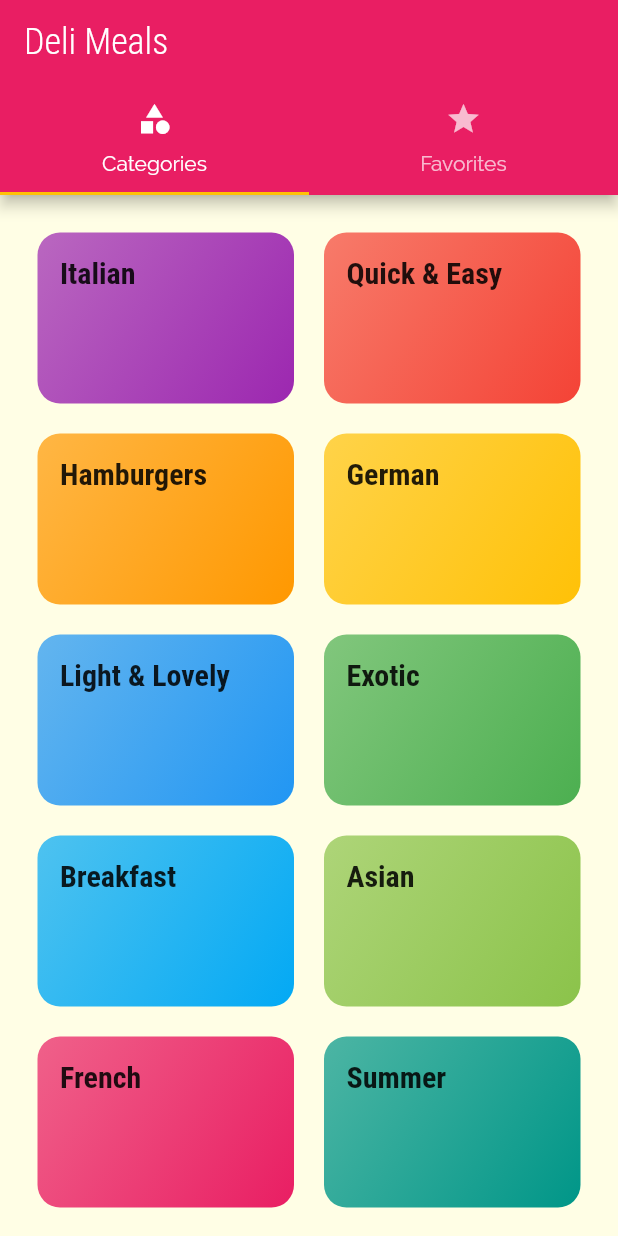
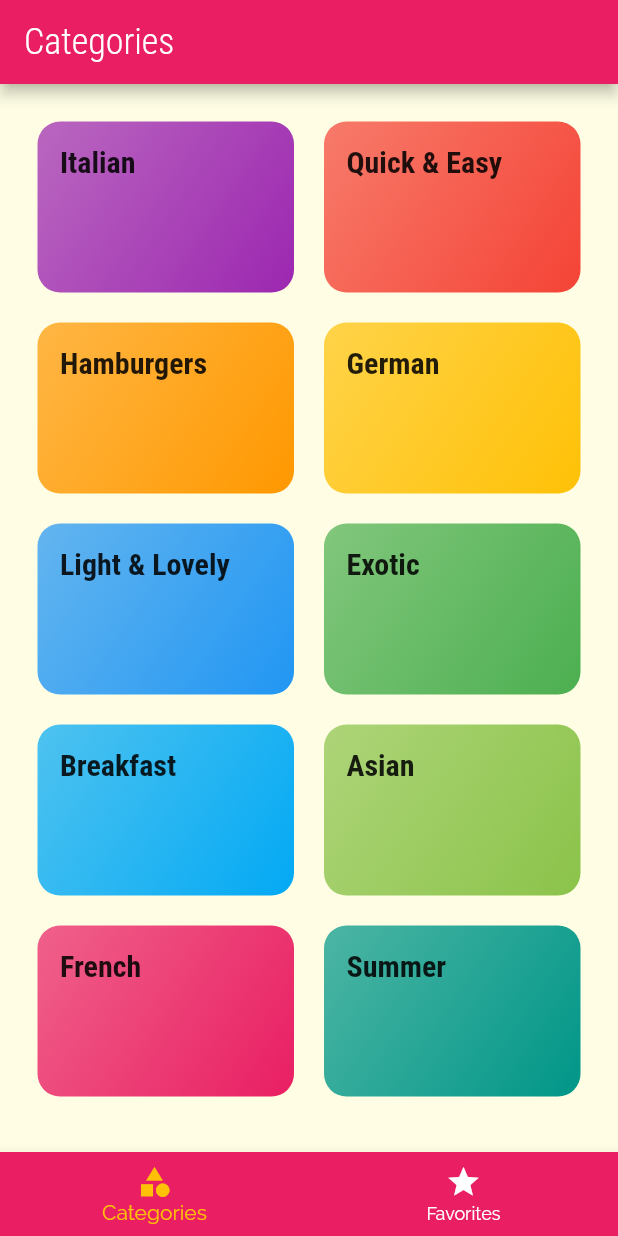
Before and after one commit to Kcruz24/meals-app-flutter, a Flutter app: the screen it shows after launch, on a phone screen of 412 x 824 dp. Run offline on Flutter 3.47's test engine with Material 2 defaults, Android fonts, the phone set to English and light mode, and no system bars.

```diff
--- a/lib/screens/tabs_screen.dart
+++ b/lib/screens/tabs_screen.dart
@@ -9,32 +9,48 @@ class TabsScreen extends StatefulWidget {
 }
 
 class _TabsScreenState extends State<TabsScreen> {
+  final List<Map<String, Object>> _pages = [
+    {
+      'page': CategoriesScreen(),
+      'title': 'Categories',
+    },
+    {
+      'page': FavoritesScreen(),
+      'title': 'Your Favorites',
+    }
+  ];
+
+  int _selectedPageIndex = 0;
+
+  void _selectPage(int index) {
+    setState(() {
+      _selectedPageIndex = index;
+    });
+  }
+
   @override
   Widget build(BuildContext context) {
-    return DefaultTabController(
-      length: 2,
-      child: Scaffold(
-        appBar: AppBar(
-          title: Text('Deli Meals'),
-          bottom: TabBar(
-            tabs: <Widget>[
-              Tab(
-                icon: Icon(Icons.category),
-                text: 'Categories',
-              ),
-              Tab(
-                icon: Icon(Icons.star),
-                text: 'Favorites',
-              ),
-            ],
+    return Scaffold(
+      appBar: AppBar(
+        title: Text(_pages[_selectedPageIndex]['title']),
+      ),
+      body: _pages[_selectedPageIndex]['page'],
+      bottomNavigationBar: BottomNavigationBar(
+        onTap: _selectPage,
+        backgroundColor: Theme.of(context).primaryColor,
+        unselectedItemColor: Colors.white,
+        selectedItemColor: Theme.of(context).accentColor,
+        currentIndex: _selectedPageIndex,
+        items: [
+          BottomNavigationBarItem(
+            icon: Icon(Icons.category),
+            title: Text('Categories'),
           ),
-        ),
-        body: TabBarView(
-          children: <Widget>[
-            CategoriesScreen(),
-            FavoritesScreen(),
-          ],
-        ),
+          BottomNavigationBarItem(
+            icon: Icon(Icons.star),
+            title: Text('Favorites'),
+          ),
+        ],
       ),
     );
   }
```
